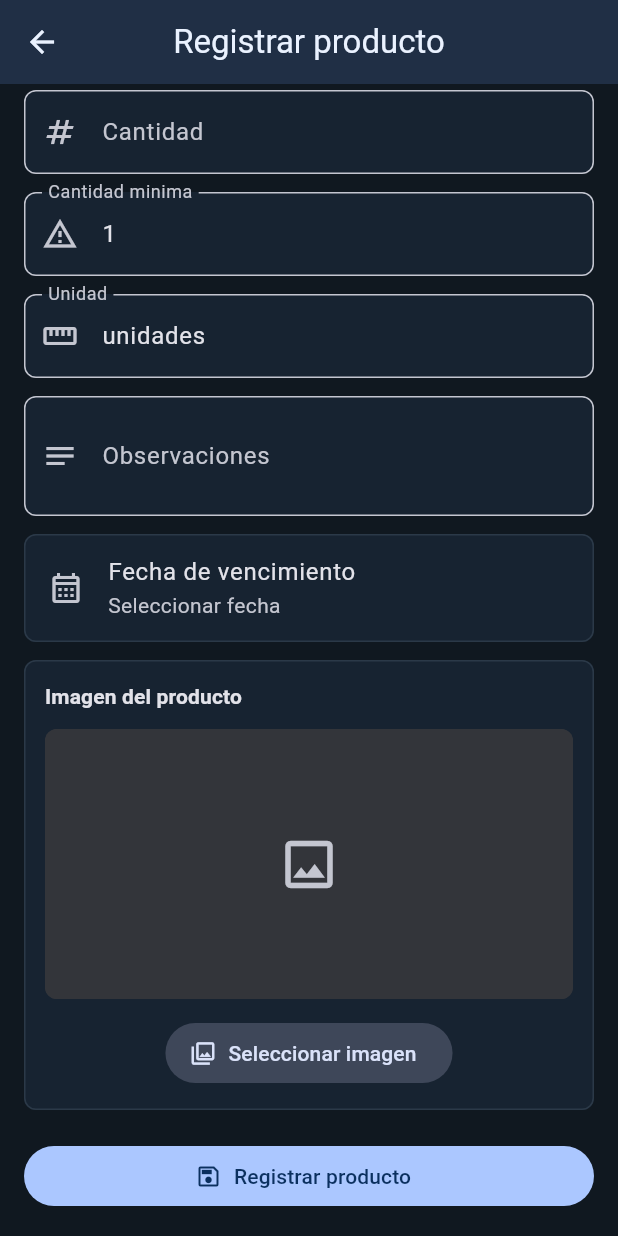
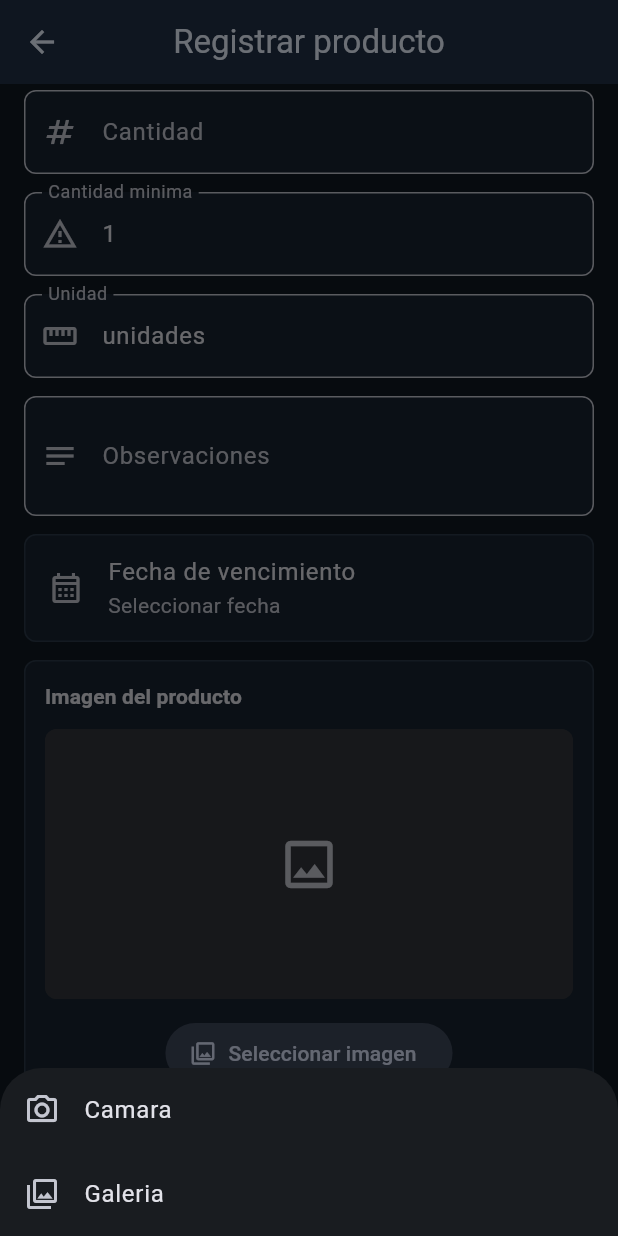
Before and after one commit to dfchaparro-poli/hogar-stock, a Flutter app: the ProductFormScreen screen opened directly with empty values, scrolled down 148 dp, after a tap on "Seleccionar imagen", on a phone screen of 412 x 824 dp. Run offline on Flutter 3.47's test engine with Material 3 defaults, Android fonts, the phone set to English and light mode, and no system bars; our stand-ins replace file_picker, hive, hive_flutter, image_picker, share_plus; accounts and stored records are empty.

Commit message:
feat: add camera permissions and enhance image selection in product form

```diff
--- a/source/lib/screens/product_form_screen.dart
+++ b/source/lib/screens/product_form_screen.dart
@@ -208,7 +208,7 @@ class _ProductFormScreenState extends State<ProductFormScreen> {
                       runSpacing: 8,
                       children: [
                         FilledButton.tonalIcon(
-                          onPressed: _saving ? null : _pickImage,
+                          onPressed: _saving ? null : _showImageSourcePicker,
                           icon: const Icon(Icons.photo_library_outlined),
                           label: Text(
                             _imagePath == null
@@ -264,9 +264,39 @@ class _ProductFormScreenState extends State<ProductFormScreen> {
     }
   }
 
-  Future<void> _pickImage() async {
+  Future<void> _showImageSourcePicker() async {
+    final source = await showModalBottomSheet<ImageSource>(
+      context: context,
+      builder: (context) {
+        return SafeArea(
+          child: Wrap(
+            children: [
+              ListTile(
+                leading: const Icon(Icons.photo_camera_outlined),
+                title: const Text('Camara'),
+                onTap: () => Navigator.of(context).pop(ImageSource.camera),
+              ),
+              ListTile(
+                leading: const Icon(Icons.photo_library_outlined),
+                title: const Text('Galeria'),
+                onTap: () => Navigator.of(context).pop(ImageSource.gallery),
+              ),
+            ],
+          ),
+        );
+      },
+    );
+
+    if (source == null) {
+      return;
+    }
+
+    await _pickImage(source);
+  }
+
+  Future<void> _pickImage(ImageSource source) async {
     final selected = await _imagePicker.pickImage(
-      source: ImageSource.gallery,
+      source: source,
       imageQuality: 85,
       maxWidth: 1600,
     );
```
Also changed, not shown: source/lib/services/product_service.dart (+19 -2 lines), source/lib/widgets/product_card.dart (+48 -2 lines), 3 other files.
